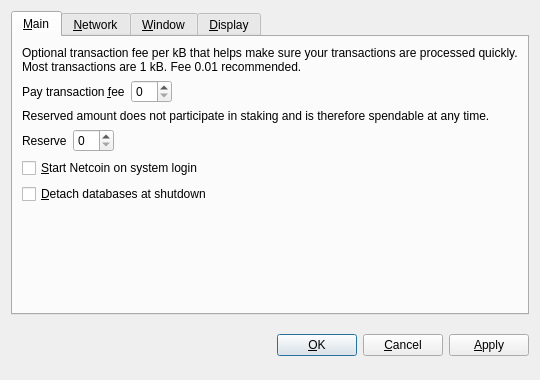
netcoinfoundation/netcoin, file src/qt/forms/optionsdialog.ui: the form before one commit.
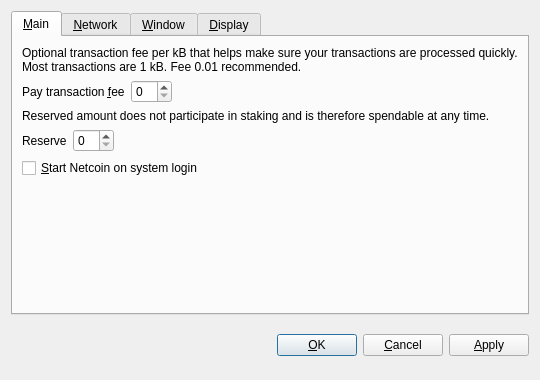
The form after the commit. Custom widgets are drawn as their Qt base class.

Commit message:
Introduce a CChainParameters singleton class
-Get rid of db dependencies on main
-Remove -detachdb and stop's detach argument.
-Generalize version bytes

```diff
--- a/src/qt/forms/optionsdialog.ui
+++ b/src/qt/forms/optionsdialog.ui
@@ -132,16 +132,6 @@
          </property>
         </widget>
        </item>
-       <item>
-        <widget class="QCheckBox" name="detachDatabases">
-         <property name="toolTip">
-          <string>Detach block and address databases at shutdown. This means they can be moved to another data directory, but it slows down shutdown. The wallet is always detached.</string>
-         </property>
-         <property name="text">
-          <string>&amp;Detach databases at shutdown</string>
-         </property>
-        </widget>
-       </item>
        <item>
         <spacer name="verticalSpacer_Main">
          <property name="orientation">
```
The commit also changes 37 other files.
